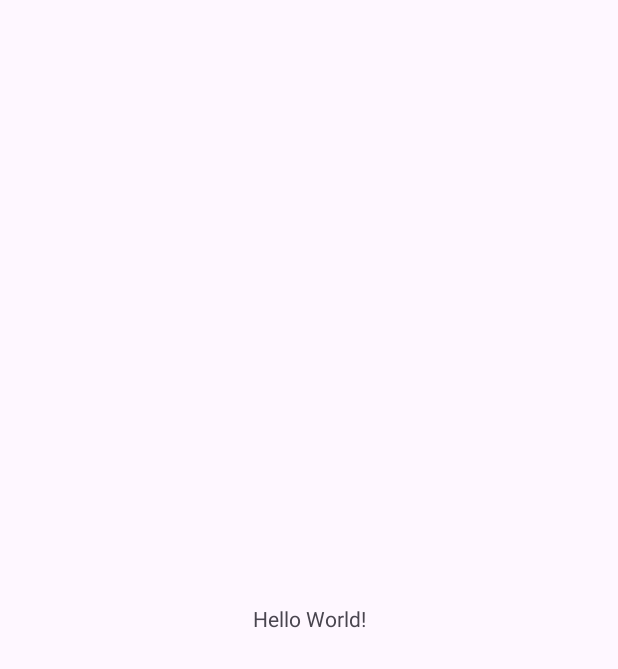
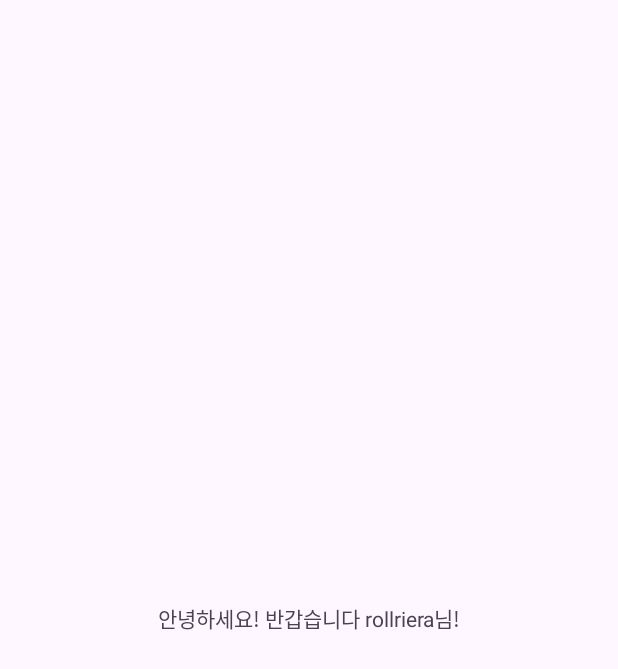
Before and after one commit to rollriera/MyFirstAndroidApp_rollriera, an Android app: the screen it shows after launch (MainActivity), on a phone screen of 412 x 824 dp. Before the commit the part shown is almost empty. Shown: the top 669 px of the screen. Run offline under Robolectric (Android 15) with nearby library versions, the phone set to English and light mode, and no system bars.

Commit message:
commit and push 테스트

```diff
--- a/app/src/main/res/layout/activity_main.xml
+++ b/app/src/main/res/layout/activity_main.xml
@@ -9,7 +9,7 @@
     <TextView
         android:layout_width="wrap_content"
         android:layout_height="wrap_content"
-        android:text="Hello World!"
+        android:text="안녕하세요! 반갑습니다 rollriera님!"
         app:layout_constraintBottom_toBottomOf="parent"
         app:layout_constraintEnd_toEndOf="parent"
         app:layout_constraintStart_toStartOf="parent"
```
